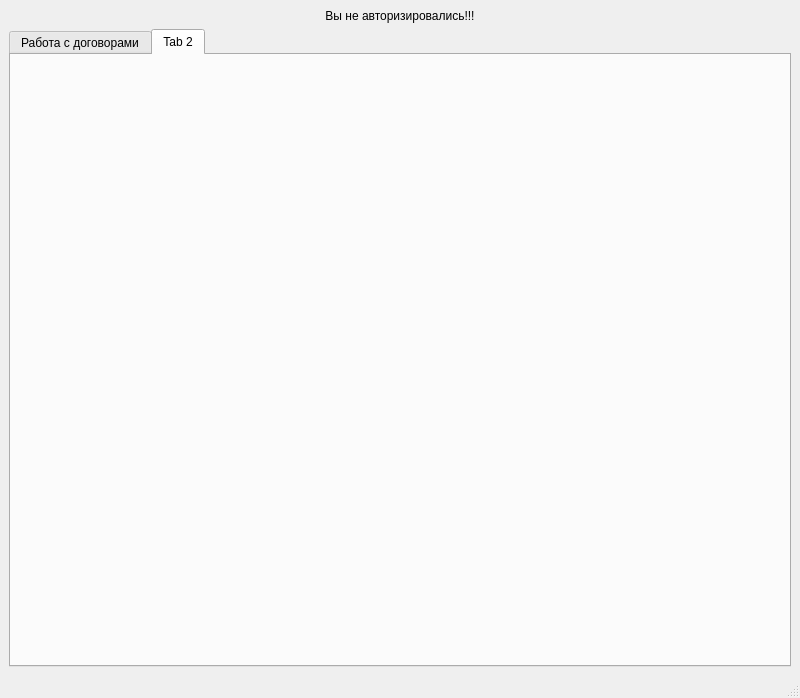
The window that prilogenie/workwindow.ui (parlamentyor/auto_correct_plan) describes before a commit, drawn with Qt 5.
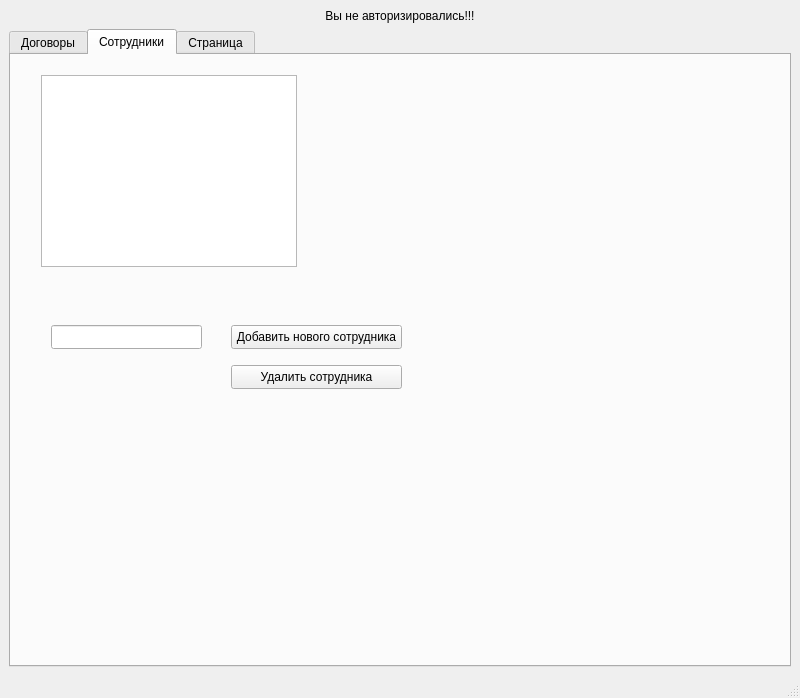
The same window after the commit. The open tabs and pages were chosen to show the change.

```diff
--- a/prilogenie/workwindow.ui
+++ b/prilogenie/workwindow.ui
@@ -32,7 +32,7 @@
       </property>
       <widget class="QWidget" name="tab">
        <attribute name="title">
-        <string>Работа с договорами</string>
+        <string>Договоры</string>
        </attribute>
        <layout class="QVBoxLayout" name="verticalLayout_2">
         <item>
@@ -205,7 +205,58 @@
       </widget>
       <widget class="QWidget" name="tab_2">
        <attribute name="title">
-        <string>Tab 2</string>
+        <string>Сотрудники</string>
+       </attribute>
+       <widget class="QListWidget" name="lw_employees">
+        <property name="geometry">
+         <rect>
+          <x>30</x>
+          <y>20</y>
+          <width>256</width>
+          <height>192</height>
+         </rect>
+        </property>
+       </widget>
+       <widget class="QPushButton" name="pb_add_employee">
+        <property name="geometry">
+         <rect>
+          <x>220</x>
+          <y>270</y>
+          <width>171</width>
+          <height>24</height>
+         </rect>
+        </property>
+        <property name="text">
+         <string>Добавить нового сотрудника</string>
+        </property>
+       </widget>
+       <widget class="QLineEdit" name="le_add_employee">
+        <property name="geometry">
+         <rect>
+          <x>40</x>
+          <y>270</y>
+          <width>151</width>
+          <height>24</height>
+         </rect>
+        </property>
+       </widget>
+       <widget class="QPushButton" name="pb_delete_employee">
+        <property name="geometry">
+         <rect>
+          <x>220</x>
+          <y>310</y>
+          <width>171</width>
+          <height>24</height>
+         </rect>
+        </property>
+        <property name="text">
+         <string>Удалить сотрудника</string>
+        </property>
+       </widget>
+      </widget>
+      <widget class="QWidget" name="tab_3">
+       <attribute name="title">
+        <string>Страница</string>
        </attribute>
       </widget>
      </widget>
```
